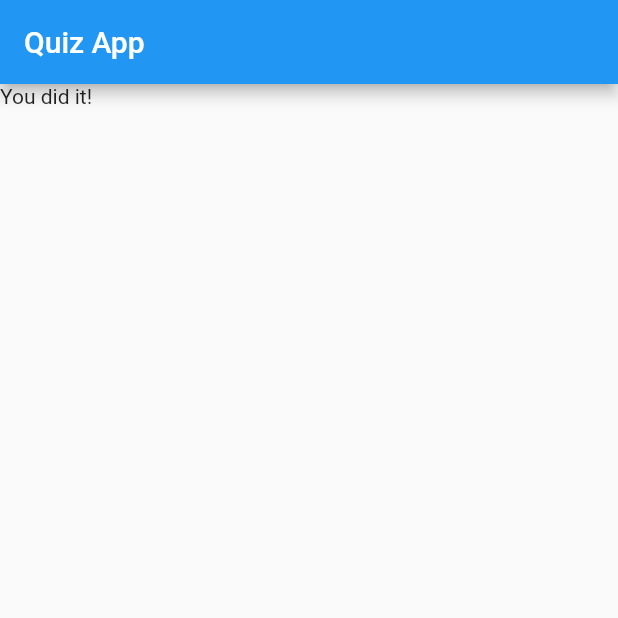
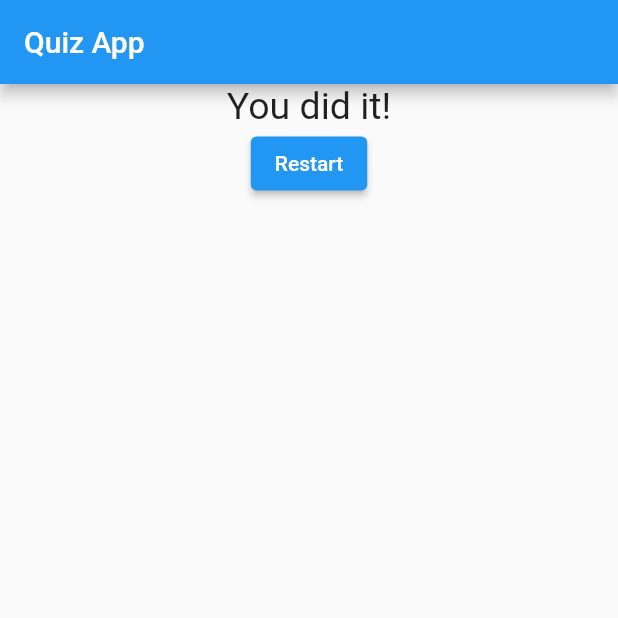
Before and after one commit to jluisflo/quiz_app_basic_flutter, a Flutter app: the screen it shows after launch, after a tap on "windows", after a tap on "python", on a phone screen of 412 x 824 dp, the top half of it. Run offline on Flutter 3.47's test engine with Material 2 defaults, Android fonts, the phone set to English and light mode, and no system bars.

Commit message:
feat: restart quiz function

```diff
--- a/lib/main.dart
+++ b/lib/main.dart
@@ -1,5 +1,6 @@
 import 'package:flutter/material.dart';
 import 'package:quiz_app/widgets/quiz/quiz.dart';
+import 'package:quiz_app/widgets/quiz/restart.dart';
 
 void main() => runApp(MyApp());
 
@@ -23,8 +24,12 @@ class _MyAppState extends State<MyApp> {
     }
   ];
 
-  _nextQuestion() => setState(() {
+  nextQuestion() => setState(() {
         questionIndex++;
+      });
+
+  restartQuiz() => setState(() {
+        questionIndex = 0;
       });
 
   @override
@@ -37,8 +42,8 @@ class _MyAppState extends State<MyApp> {
           body: (questionIndex < questionList.length)
               ? Quiz(
                   question: questionList[questionIndex],
-                  checkHandler: _nextQuestion)
-              : Text('You did it!')),
+                  checkHandler: nextQuestion)
+              : Restart(restartHandler: restartQuiz)),
     );
   }
 }
--- /dev/null
+++ b/lib/widgets/quiz/restart.dart
@@ -0,0 +1,22 @@
+import 'package:flutter/cupertino.dart';
+import 'package:flutter/material.dart';
+
+class Restart extends StatelessWidget {
+  final Function() restartHandler;
+  Restart({required this.restartHandler});
+
+  @override
+  Widget build(BuildContext context) {
+    return Container(
+        width: double.infinity,
+        child: Column(
+          children: [
+            Text(
+              'You did it!',
+              style: TextStyle(fontSize: 25),
+            ),
+            ElevatedButton(onPressed: restartHandler, child: Text('Restart'))
+          ],
+        ));
+  }
+}
```
